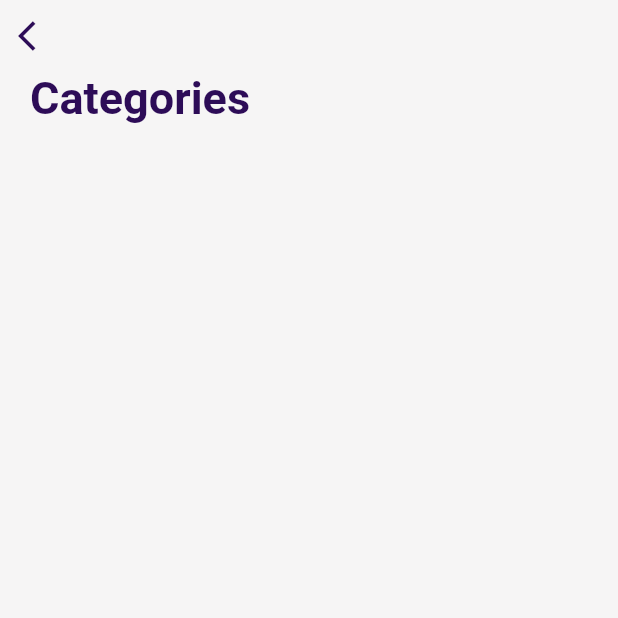
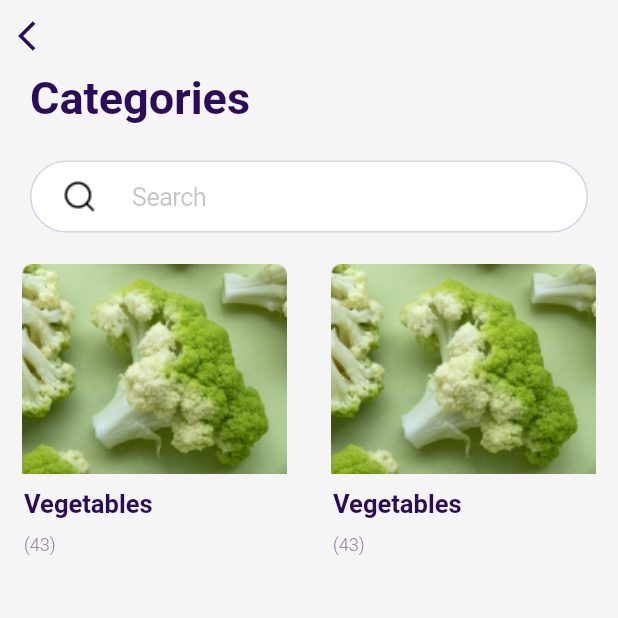
Before and after one commit to rafellk/dev_apps_advanced_topics_flutter, a Flutter app: the HomePage screen opened directly, on a phone screen of 412 x 824 dp, the top half of it. Run offline on Flutter 3.47's test engine with Material 2 defaults, Android fonts, the phone set to English and light mode, and no system bars; our stand-ins replace transparent_image.

Commit message:
Add SearchTextField and Implementation for GridView

```diff
--- a/DEVAPPS2019.2/delivery_app/lib/common/default_navigation/default_navigation.dart
+++ b/DEVAPPS2019.2/delivery_app/lib/common/default_navigation/default_navigation.dart
@@ -1,4 +1,5 @@
 import 'package:delivery_app/common/utils/app_colors.dart';
+import 'package:flutter/cupertino.dart';
 import 'package:flutter/material.dart';
 
 class DefaultNavigation extends StatelessWidget {
@@ -26,8 +27,42 @@ class DefaultNavigation extends StatelessWidget {
                   fontSize: 30,
                   color: AppColors.primaryTextColor,
                   fontWeight: FontWeight.bold)),
+        ),
+        SizedBox(
+          height: 24,
+        ),
+        Padding(
+          padding: EdgeInsets.symmetric(horizontal: 20),
+          child: SearchTextField(
+            placeholder: "Search",
+          ),
         )
       ],
     );
   }
 }
+
+class SearchTextField extends StatelessWidget {
+  final Function textChanged;
+  final String placeholder;
+
+  SearchTextField({this.placeholder, this.textChanged});
+
+  build(BuildContext context) {
+    return Container(
+        height: 48,
+        child: CupertinoTextField(
+          prefix: Padding(
+            padding: EdgeInsets.only(left: 20, right: 16),
+            child: Image.asset("images/search.png"),
+          ),
+          placeholder: placeholder,
+          decoration: BoxDecoration(
+              color: Colors.white,
+              borderRadius: BorderRadius.horizontal(
+                  left: Radius.circular(27), right: Radius.circular(27)),
+              border: Border.all(
+                  color: AppColors.defaultTextFieldBorderColor, width: 1)),
+        ));
+  }
+}
--- a/DEVAPPS2019.2/delivery_app/lib/common/utils/app_colors.dart
+++ b/DEVAPPS2019.2/delivery_app/lib/common/utils/app_colors.dart
@@ -8,4 +8,6 @@ class AppColors {
   static Color onboardingBackgroundColor = Color(0xff8C33FF);
 
   static Color defaultBackgroundColor = Color(0xffF6F5F5);
+
+  static Color defaultTextFieldBorderColor = Color(0xffD9D0E3);
 }
--- a/DEVAPPS2019.2/delivery_app/lib/features/home/home_page.dart
+++ b/DEVAPPS2019.2/delivery_app/lib/features/home/home_page.dart
@@ -16,6 +16,18 @@ class HomePage extends StatelessWidget {
                   title: "Categories",
                   placeholder: "Search",
                   textChanged: () {},
+                ),
+                Expanded(
+                  child: Container(
+                    margin: EdgeInsets.only(top: 21),
+                    child: GridView.count(
+                      crossAxisCount: 2,
+                      children: [
+                        CategoryGridCell(),
+                        CategoryGridCell(),
+                      ],
+                    ),
+                  ),
                 )
               ],
             ),
@@ -25,3 +37,53 @@ class HomePage extends StatelessWidget {
     );
   }
 }
+
+class CategoryGridCell extends StatelessWidget {
+  build(BuildContext context) {
+    return Container(
+      // color: Colors.grey,
+      height: 200,
+      child: Column(
+        crossAxisAlignment: CrossAxisAlignment.center,
+        children: [
+          Image.asset("images/media.png"),
+          SizedBox(height: 10),
+          Padding(
+            padding: const EdgeInsets.only(left: 16),
+            child: Row(
+              children: [
+                Column(
+                  crossAxisAlignment: CrossAxisAlignment.start,
+                  children: [
+                    createText(
+                        data: "Vegetables",
+                        color: AppColors.primaryTextColor,
+                        isSmall: false),
+                    SizedBox(height: 10),
+                    createText(
+                        data: "(43)",
+                        color: AppColors.secondaryTextColor,
+                        isSmall: true),
+                  ],
+                )
+              ],
+            ),
+          )
+        ],
+      ),
+    );
+  }
+
+  Text createText({String data, bool isSmall, Color color}) {
+    var textStyle = TextStyle(
+        fontSize: isSmall ? 12 : 17,
+        color: color,
+        fontWeight: isSmall ? FontWeight.w300 : FontWeight.bold);
+
+    return Text(
+      data,
+      style: textStyle,
+      textAlign: TextAlign.center,
+    );
+  }
+}
```
Also changed, not shown: DEVAPPS2019.2/delivery_app/images/media.png (added), DEVAPPS2019.2/delivery_app/images/search.png (added).
